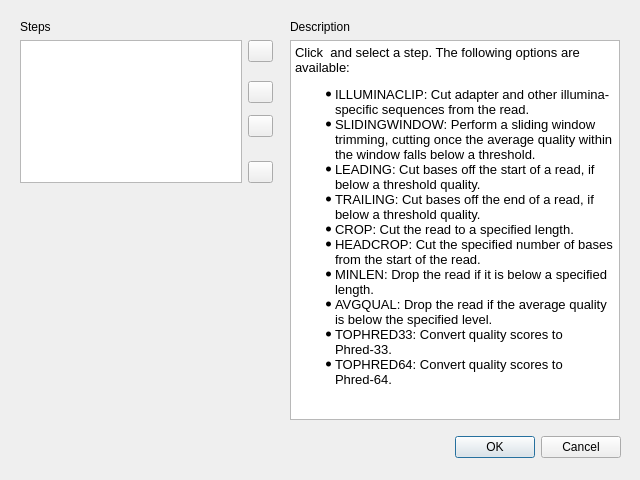
This is src/plugins/external_tool_support/src/trimmomatic/TrimmomaticPropertyDialog.ui in violethaze74/ugene as Qt 5 draws it before an edit. The edited form follows.
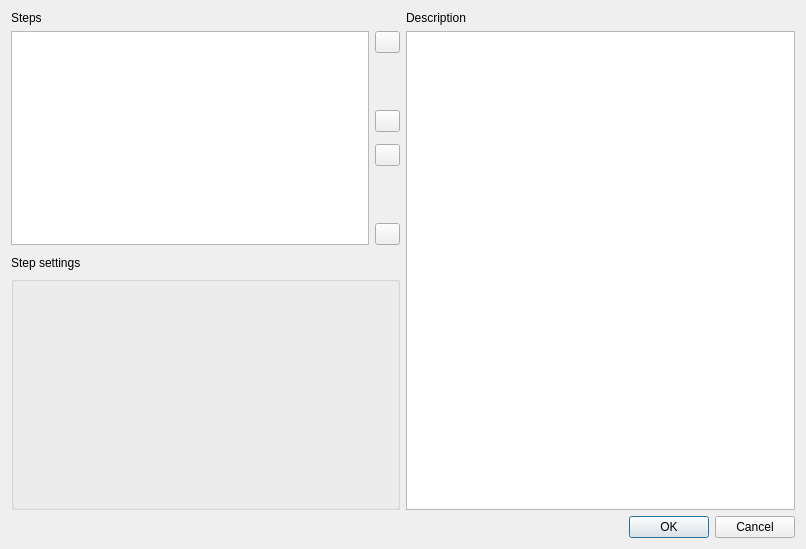
This is the edited form. Icons and pictures are not drawn.

Commit message: UGENE-6096: Dialog for configuring Trimmomatic steps: other steps; some warnings fix; some minor improvements

```diff
--- a/src/plugins/external_tool_support/src/trimmomatic/TrimmomaticPropertyDialog.ui
+++ b/src/plugins/external_tool_support/src/trimmomatic/TrimmomaticPropertyDialog.ui
@@ -6,8 +6,8 @@
    <rect>
     <x>0</x>
     <y>0</y>
-    <width>640</width>
-    <height>480</height>
+    <width>806</width>
+    <height>549</height>
    </rect>
   </property>
   <property name="minimumSize">
@@ -19,54 +19,12 @@
   <property name="windowTitle">
    <string>Configure Trimmomatic Steps</string>
   </property>
-  <widget class="QWidget" name="widgetStepSettings" native="true">
-   <property name="geometry">
-    <rect>
-     <x>20</x>
-     <y>200</y>
-     <width>253</width>
-     <height>219</height>
-    </rect>
-   </property>
-   <property name="sizePolicy">
-    <sizepolicy hsizetype="Expanding" vsizetype="Preferred">
-     <horstretch>0</horstretch>
-     <verstretch>0</verstretch>
-    </sizepolicy>
-   </property>
-   <property name="minimumSize">
-    <size>
-     <width>0</width>
-     <height>160</height>
-    </size>
-   </property>
-   <layout class="QVBoxLayout" name="verticalLayout_2">
-    <property name="spacing">
-     <number>0</number>
-    </property>
-    <property name="leftMargin">
-     <number>0</number>
-    </property>
-    <property name="topMargin">
-     <number>0</number>
-    </property>
-    <property name="rightMargin">
-     <number>0</number>
-    </property>
-    <property name="bottomMargin">
-     <number>0</number>
-    </property>
-   </layout>
-  </widget>
-  <widget class="QWidget" name="layoutWidget_2">
-   <property name="geometry">
-    <rect>
-     <x>20</x>
-     <y>20</y>
-     <width>253</width>
-     <height>163</height>
-    </rect>
-   </property>
+  <layout class="QVBoxLayout" name="verticalLayout_4">
+   <item>
+    <layout class="QHBoxLayout" name="horizontalLayout_2">
+     <item>
+      <layout class="QVBoxLayout" name="verticalLayout_3">
+       <item>
    <layout class="QVBoxLayout" name="verticalLayoutSteps">
     <item>
      <widget class="QLabel" name="labelSteps">
@@ -257,16 +215,84 @@
      </layout>
     </item>
    </layout>
-  </widget>
-  <widget class="QWidget" name="layoutWidget">
-   <property name="geometry">
-    <rect>
-     <x>290</x>
-     <y>20</y>
-     <width>330</width>
-     <height>400</height>
-    </rect>
-   </property>
+       </item>
+       <item>
+        <spacer name="verticalSpacer">
+         <property name="orientation">
+          <enum>Qt::Vertical</enum>
+         </property>
+         <property name="sizeType">
+          <enum>QSizePolicy::Minimum</enum>
+         </property>
+         <property name="sizeHint" stdset="0">
+          <size>
+           <width>20</width>
+           <height>5</height>
+          </size>
+         </property>
+        </spacer>
+       </item>
+       <item>
+        <widget class="QLabel" name="label">
+         <property name="text">
+          <string>Step settings</string>
+         </property>
+        </widget>
+       </item>
+       <item>
+        <widget class="QGroupBox" name="widgetStepSettingsContainer">
+         <property name="sizePolicy">
+          <sizepolicy hsizetype="Expanding" vsizetype="Preferred">
+           <horstretch>0</horstretch>
+           <verstretch>0</verstretch>
+          </sizepolicy>
+         </property>
+         <property name="minimumSize">
+          <size>
+           <width>0</width>
+           <height>160</height>
+          </size>
+         </property>
+         <layout class="QVBoxLayout" name="verticalLayout_2">
+          <property name="spacing">
+           <number>0</number>
+          </property>
+          <property name="leftMargin">
+           <number>0</number>
+          </property>
+          <property name="topMargin">
+           <number>0</number>
+          </property>
+          <property name="rightMargin">
+           <number>0</number>
+          </property>
+          <property name="bottomMargin">
+           <number>0</number>
+          </property>
+          <item>
+           <widget class="QWidget" name="widgetStepSettings" native="true">
+            <layout class="QVBoxLayout" name="verticalLayout_5"/>
+           </widget>
+          </item>
+          <item>
+           <spacer name="verticalSpacer_2">
+            <property name="orientation">
+             <enum>Qt::Vertical</enum>
+            </property>
+            <property name="sizeHint" stdset="0">
+             <size>
+              <width>20</width>
+              <height>40</height>
+             </size>
+            </property>
+           </spacer>
+          </item>
+         </layout>
+        </widget>
+       </item>
+      </layout>
+     </item>
+     <item>
    <layout class="QVBoxLayout" name="verticalLayout">
     <item>
      <widget class="QLabel" name="labelDescription">
@@ -276,6 +302,10 @@
      </widget>
     </item>
     <item>
+        <layout class="QVBoxLayout" name="verticalLayout_6">
+         <item>
+          <layout class="QVBoxLayout" name="verticalLayout_7">
+           <item>
      <widget class="QTextEdit" name="textDescription">
       <property name="enabled">
        <bool>true</bool>
@@ -286,22 +316,8 @@
         <height>366</height>
        </size>
       </property>
-      <property name="html">
-       <string>&lt;!DOCTYPE HTML PUBLIC &quot;-//W3C//DTD HTML 4.0//EN&quot; &quot;http://www.w3.org/TR/REC-html40/strict.dtd&quot;&gt;
-&lt;html&gt;&lt;head&gt;&lt;meta name=&quot;qrichtext&quot; content=&quot;1&quot; /&gt;&lt;style type=&quot;text/css&quot;&gt;
-p, li { white-space: pre-wrap; }
-&lt;/style&gt;&lt;/head&gt;&lt;body style=&quot; font-family:'MS Shell Dlg 2'; font-size:8.25pt; font-weight:400; font-style:normal;&quot;&gt;
-&lt;p style=&quot; margin-top:12px; margin-bottom:12px; margin-left:0px; margin-right:0px; -qt-block-indent:0; text-indent:0px;&quot;&gt;&lt;span style=&quot; font-size:10pt;&quot;&gt;Click &lt;/span&gt;&lt;img src=&quot;:/external_tool_support/images/little_add.png&quot; /&gt;&lt;span style=&quot; font-size:10pt;&quot;&gt; and select a step. The following options are available:&lt;/span&gt;&lt;/p&gt;
-&lt;ul style=&quot;margin-top: 0px; margin-bottom: 0px; margin-left: 0px; margin-right: 0px; -qt-list-indent: 1;&quot;&gt;&lt;li style=&quot; font-size:10pt;&quot; style=&quot; margin-top:12px; margin-bottom:0px; margin-left:0px; margin-right:0px; -qt-block-indent:0; text-indent:0px;&quot;&gt;ILLUMINACLIP: Cut adapter and other illumina-specific sequences from the read.&lt;/li&gt;
-&lt;li style=&quot; font-size:10pt;&quot; style=&quot; margin-top:0px; margin-bottom:0px; margin-left:0px; margin-right:0px; -qt-block-indent:0; text-indent:0px;&quot;&gt;SLIDINGWINDOW: Perform a sliding window trimming, cutting once the average quality within the window falls below a threshold.&lt;/li&gt;
-&lt;li style=&quot; font-size:10pt;&quot; style=&quot; margin-top:0px; margin-bottom:0px; margin-left:0px; margin-right:0px; -qt-block-indent:0; text-indent:0px;&quot;&gt;LEADING: Cut bases off the start of a read, if below a threshold quality.&lt;/li&gt;
-&lt;li style=&quot; font-size:10pt;&quot; style=&quot; margin-top:0px; margin-bottom:0px; margin-left:0px; margin-right:0px; -qt-block-indent:0; text-indent:0px;&quot;&gt;TRAILING: Cut bases off the end of a read, if below a threshold quality.&lt;/li&gt;
-&lt;li style=&quot; font-size:10pt;&quot; style=&quot; margin-top:0px; margin-bottom:0px; margin-left:0px; margin-right:0px; -qt-block-indent:0; text-indent:0px;&quot;&gt;CROP: Cut the read to a specified length.&lt;/li&gt;
-&lt;li style=&quot; font-size:10pt;&quot; style=&quot; margin-top:0px; margin-bottom:0px; margin-left:0px; margin-right:0px; -qt-block-indent:0; text-indent:0px;&quot;&gt;HEADCROP: Cut the specified number of bases from the start of the read.&lt;/li&gt;
-&lt;li style=&quot; font-size:10pt;&quot; style=&quot; margin-top:0px; margin-bottom:0px; margin-left:0px; margin-right:0px; -qt-block-indent:0; text-indent:0px;&quot;&gt;MINLEN: Drop the read if it is below a specified length.&lt;/li&gt;
-&lt;li style=&quot; font-size:10pt;&quot; style=&quot; margin-top:0px; margin-bottom:0px; margin-left:0px; margin-right:0px; -qt-block-indent:0; text-indent:0px;&quot;&gt;AVGQUAL: Drop the read if the average quality is below the specified level.&lt;/li&gt;
-&lt;li style=&quot; font-size:10pt;&quot; style=&quot; margin-top:0px; margin-bottom:0px; margin-left:0px; margin-right:0px; -qt-block-indent:0; text-indent:0px;&quot;&gt;TOPHRED33: Convert quality scores to Phred-33.&lt;/li&gt;
-&lt;li style=&quot; font-size:10pt;&quot; style=&quot; margin-top:0px; margin-bottom:12px; margin-left:0px; margin-right:0px; -qt-block-indent:0; text-indent:0px;&quot;&gt;TOPHRED64: Convert quality scores to Phred-64.&lt;/li&gt;&lt;/ul&gt;&lt;/body&gt;&lt;/html&gt;</string>
+             <property name="readOnly">
+              <bool>true</bool>
       </property>
       <property name="acceptRichText">
        <bool>false</bool>
@@ -309,20 +325,21 @@
      </widget>
     </item>
    </layout>
-  </widget>
+         </item>
+        </layout>
+       </item>
+      </layout>
+     </item>
+    </layout>
+   </item>
+   <item>
   <widget class="QDialogButtonBox" name="buttonBox">
-   <property name="geometry">
-    <rect>
-     <x>20</x>
-     <y>436</y>
-     <width>601</width>
-     <height>23</height>
-    </rect>
-   </property>
    <property name="standardButtons">
     <set>QDialogButtonBox::Cancel|QDialogButtonBox::Ok</set>
    </property>
   </widget>
+   </item>
+  </layout>
  </widget>
  <resources>
   <include location="../../external_tool_support.qrc"/>
```
Lines whose indentation alone changed are shown as unchanged. The commit also changes 55 other files.
